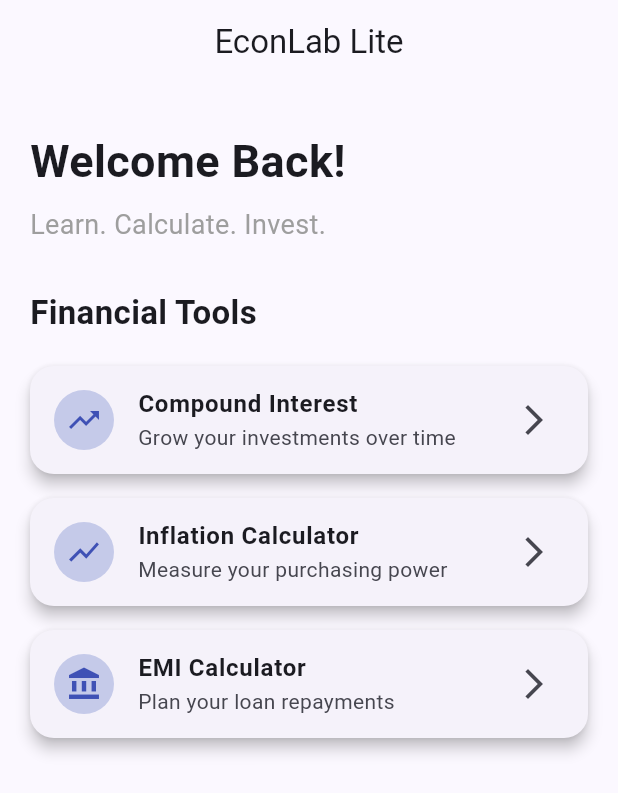
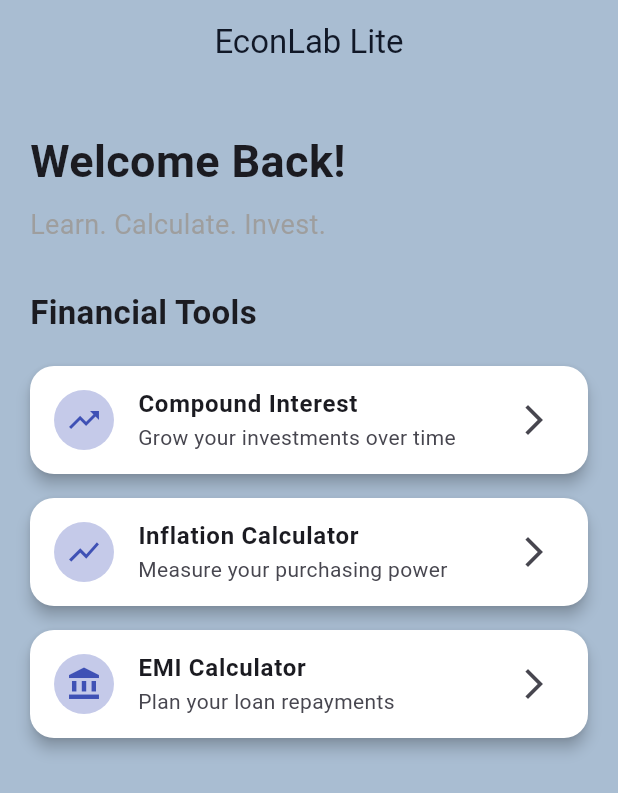
Before and after one commit to tanishgurjar3113-coder/econlab-lite, a Flutter app: the screen it shows after launch, on a phone screen of 412 x 824 dp. Shown: the top 793 px of the screen. Run offline on Flutter 3.47's test engine with Material 3 defaults, Android fonts, the phone set to English and light mode, and no system bars.

Commit message:
Improve app theme and design system

```diff
--- a/lib/constants/app_colors.dart
+++ b/lib/constants/app_colors.dart
@@ -0,0 +1,13 @@
+import'package:flutter/material.dart';
+
+class AppColors {
+  static const Color primary = Color(0xFF4F46E5);
+  static const Color secondary = Color(0xFF14B8A6);
+  static const Color background = Color.fromARGB(255, 169, 189, 210);
+  static const Color surface = Colors.white;
+  static const Color textPrimary = Color(0xFF111827);
+  static const Color textSecondary = Color(0xFF6B7280);
+  static const Color success = Color(0xFF22C55E);
+  static const Color warning = Color(0xFFF59E0B);
+  static const Color error = Color(0xFFEF4444);
+}
--- a/lib/main.dart
+++ b/lib/main.dart
@@ -1,5 +1,6 @@
 import 'package:flutter/material.dart';
 import 'screens/home/home_screen.dart';
+import 'theme/app_theme.dart';
 
 void main() {
   runApp(const EconLabApp());
@@ -13,10 +14,7 @@ class EconLabApp extends StatelessWidget {
     return MaterialApp(
       debugShowCheckedModeBanner: false,
       title: 'EconLab Lite',
-      theme: ThemeData(
-        colorSchemeSeed: Colors.indigo,
-        useMaterial3: true,
-      ),
+      theme: AppTheme.lightTheme,
       home: const HomeScreen(),
     );
   }
--- a/lib/theme/app_theme.dart
+++ b/lib/theme/app_theme.dart
@@ -0,0 +1,28 @@
+import 'package:flutter/material.dart';
+import '../constants/app_colors.dart';
+
+class AppTheme {
+  AppTheme._();
+
+  static ThemeData lightTheme = ThemeData(
+    useMaterial3: true,
+    colorSchemeSeed: AppColors.primary,
+
+    scaffoldBackgroundColor: AppColors.background,
+
+    cardTheme: CardThemeData(
+      elevation: 3,
+      color: AppColors.surface,
+      shape: RoundedRectangleBorder(
+        borderRadius: BorderRadius.circular(20),
+      ),
+    ),
+
+    appBarTheme: const AppBarTheme(
+      backgroundColor: AppColors.background,
+      elevation: 0,
+      centerTitle: true,
+      foregroundColor: AppColors.textPrimary,
+    ),
+  );
+}
```
Also changed, not shown: lib/constants/app_spacing.dart (+8 -0 lines), lib/constants/app_text_styles.dart (+29 -0 lines), 1 other file.
